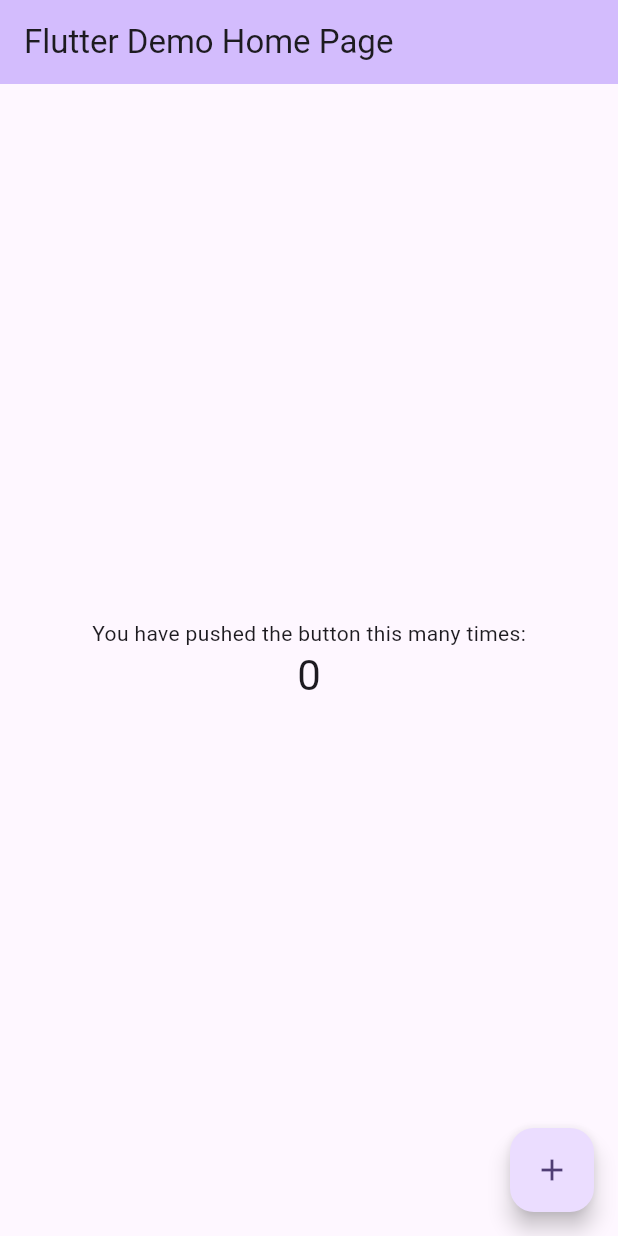
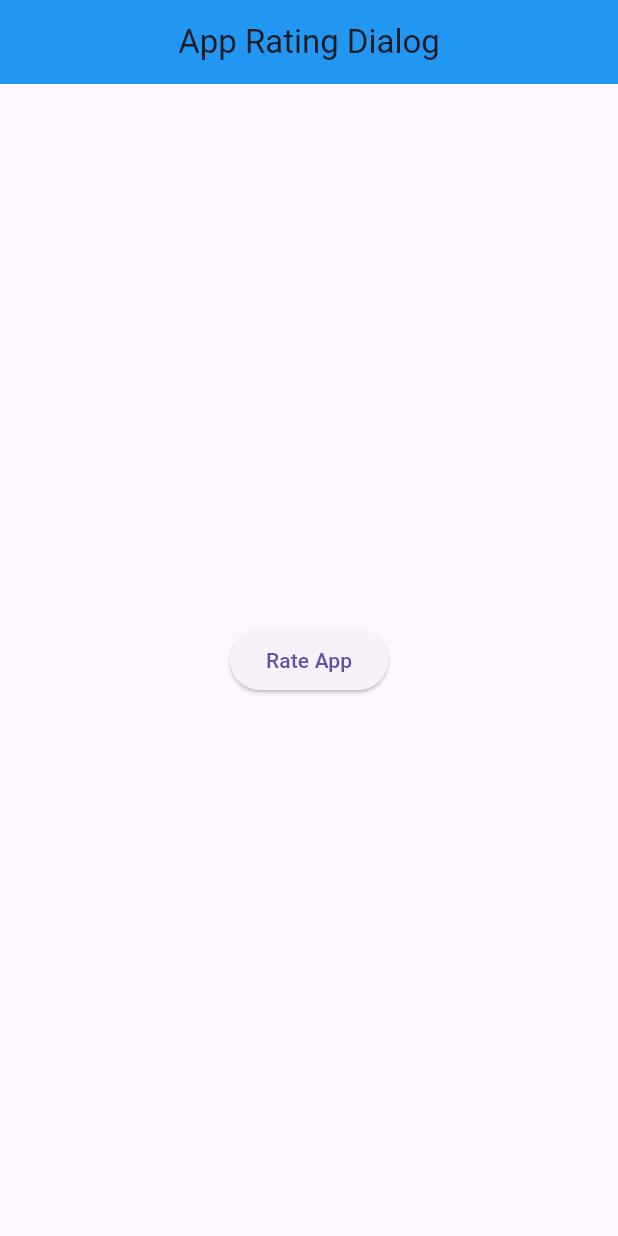
Before and after one commit to Excelsior-Technologies-Community/flutter_app_rating_dialog, a Flutter app: the screen it shows after launch, on a phone screen of 412 x 824 dp. Run offline on Flutter 3.47's test engine with Material 3 defaults, Android fonts, the phone set to English and light mode, and no system bars.

Commit message:
app rating dialog

```diff
--- /dev/null
+++ b/app_rating_dialog/analysis_options.yaml
@@ -0,0 +1,4 @@
+include: package:flutter_lints/flutter.yaml
+
+# Additional information about this file can be found at
+# https://dart.dev/guides/language/analysis-options
--- /dev/null
+++ b/app_rating_dialog/lib/app_rating_dialog.dart
@@ -0,0 +1,3 @@
+library app_rating_dialog;
+
+export 'src/rating_controller.dart';
--- /dev/null
+++ b/app_rating_dialog/lib/src/rating_controller.dart
@@ -0,0 +1,28 @@
+import 'package:flutter/material.dart';
+import 'rating_dialog.dart';
+
+class AppRatingDialog {
+  static Future<void> show(
+      BuildContext context, {
+        required String title,
+        required String message,
+        required Function(int rating) onRated,
+        Color primaryColor = Colors.amber,
+      }) {
+    assert(
+    MaterialLocalizations.of(context) != null,
+    'MaterialApp is required to show AppRatingDialog',
+    );
+
+    return showDialog(
+      context: context,
+      builder: (_) => RatingDialog(
+        title: title,
+        message: message,
+        primaryColor: primaryColor,
+        onSubmit: onRated,
+      ),
+    );
+  }
+
+}
--- /dev/null
+++ b/lib/app_rating_dialog.dart
@@ -0,0 +1,3 @@
+library app_rating_dialog;
+
+export 'src/rating_controller.dart';
--- a/lib/main.dart
+++ b/lib/main.dart
@@ -1,4 +1,5 @@
 import 'package:flutter/material.dart';
+import 'app_rating_dialog.dart';
 
 void main() {
   runApp(const MyApp());
@@ -7,115 +8,37 @@
 class MyApp extends StatelessWidget {
   const MyApp({super.key});
 
-  // This widget is the root of your application.
   @override
   Widget build(BuildContext context) {
-    return MaterialApp(
-      title: 'Flutter Demo',
-      theme: ThemeData(
-        // This is the theme of your application.
-        //
-        // TRY THIS: Try running your application with "flutter run". You'll see
-        // the application has a purple toolbar. Then, without quitting the app,
-        // try changing the seedColor in the colorScheme below to Colors.green
-        // and then invoke "hot reload" (save your changes or press the "hot
-        // reload" button in a Flutter-supported IDE, or press "r" if you used
-        // the command line to start the app).
-        //
-        // Notice that the counter didn't reset back to zero; the application
-        // state is not lost during the reload. To reset the state, use hot
-        // restart instead.
-        //
-        // This works for code too, not just values: Most code changes can be
-        // tested with just a hot reload.
-        colorScheme: .fromSeed(seedColor: Colors.deepPurple),
-      ),
-      home: const MyHomePage(title: 'Flutter Demo Home Page'),
-    );
+    return const MaterialApp(home: HomePage(),debugShowCheckedModeBanner: false,);
   }
 }
 
-class MyHomePage extends StatefulWidget {
-  const MyHomePage({super.key, required this.title});
-
-  // This widget is the home page of your application. It is stateful, meaning
-  // that it has a State object (defined below) that contains fields that affect
-  // how it looks.
-
-  // This class is the configuration for the state. It holds the values (in this
-  // case the title) provided by the parent (in this case the App widget) and
-  // used by the build method of the State. Fields in a Widget subclass are
-  // always marked "final".
-
-  final String title;
-
-  @override
-  State<MyHomePage> createState() => _MyHomePageState();
-}
-
-class _MyHomePageState extends State<MyHomePage> {
-  int _counter = 0;
-
-  void _incrementCounter() {
-    setState(() {
-      // This call to setState tells the Flutter framework that something has
-      // changed in this State, which causes it to rerun the build method below
-      // so that the display can reflect the updated values. If we changed
-      // _counter without calling setState(), then the build method would not be
-      // called again, and so nothing would appear to happen.
-      _counter++;
-    });
-  }
+class HomePage extends StatelessWidget {
+  const HomePage({super.key});
 
   @override
   Widget build(BuildContext context) {
-    // This method is rerun every time setState is called, for instance as done
-    // by the _incrementCounter method above.
-    //
-    // The Flutter framework has been optimized to make rerunning build methods
-    // fast, so that you can just rebuild anything that needs updating rather
-    // than having to individually change instances of widgets.
     return Scaffold(
       appBar: AppBar(
-        // TRY THIS: Try changing the color here to a specific color (to
-        // Colors.amber, perhaps?) and trigger a hot reload to see the AppBar
-        // change color while the other colors stay the same.
-        backgroundColor: Theme.of(context).colorScheme.inversePrimary,
-        // Here we take the value from the MyHomePage object that was created by
-        // the App.build method, and use it to set our appbar title.
-        title: Text(widget.title),
+        title: const Text('App Rating Dialog'),
+        centerTitle: true,
+        backgroundColor: Colors.blue,
       ),
       body: Center(
-        // Center is a layout widget. It takes a single child and positions it
-        // in the middle of the parent.
-        child: Column(
-          // Column is also a layout widget. It takes a list of children and
-          // arranges them vertically. By default, it sizes itself to fit its
-          // children horizontally, and tries to be as tall as its parent.
-          //
-          // Column has various properties to control how it sizes itself and
-          // how it positions its children. Here we use mainAxisAlignment to
-          // center the children vertically; the main axis here is the vertical
-          // axis because Columns are vertical (the cross axis would be
-          // horizontal).
-          //
-          // TRY THIS: Invoke "debug painting" (choose the "Toggle Debug Paint"
-          // action in the IDE, or press "p" in the console), to see the
-          // wireframe for each widget.
-          mainAxisAlignment: .center,
-          children: [
-            const Text('You have pushed the button this many times:'),
-            Text(
-              '$_counter',
-              style: Theme.of(context).textTheme.headlineMedium,
-            ),
-          ],
+        child: ElevatedButton(
+          child: const Text('Rate App'),
+          onPressed: () {
+            AppRatingDialog.show(
+              context, // ✅ correct context
+              title: 'Rate our App',
+              message: 'Your feedback helps us improve!',
+              onRated: (rating) {
+                debugPrint('User rated: $rating');
+              },
+            );
+          },
         ),
-      ),
-      floatingActionButton: FloatingActionButton(
-        onPressed: _incrementCounter,
-        tooltip: 'Increment',
-        child: const Icon(Icons.add),
       ),
     );
   }
--- /dev/null
+++ b/lib/src/rating_controller.dart
@@ -0,0 +1,28 @@
+import 'package:flutter/material.dart';
+import 'rating_dialog.dart';
+
+class AppRatingDialog {
+  static Future<void> show(
+      BuildContext context, {
+        required String title,
+        required String message,
+        required Function(int rating) onRated,
+        Color primaryColor = Colors.amber,
+      }) {
+    assert(
+    MaterialLocalizations.of(context) != null,
+    'MaterialApp is required to show AppRatingDialog',
+    );
+
+    return showDialog(
+      context: context,
+      builder: (_) => RatingDialog(
+        title: title,
+        message: message,
+        primaryColor: primaryColor,
+        onSubmit: onRated,
+      ),
+    );
+  }
+
+}
```
Also changed, not shown: app_rating_dialog/lib/src/rating_dialog.dart (added, +71 -0 lines), app_rating_dialog/lib/src/rating_star.dart (added, +30 -0 lines), app_rating_dialog/pubspec.yaml (added, +54 -0 lines), lib/src/rating_dialog.dart (added, +71 -0 lines), lib/src/rating_star.dart (added, +30 -0 lines), 6 other files.
